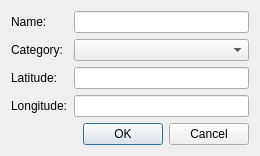
emreozanalkan/YoMap, file gui/dialog.ui: the form before one commit.
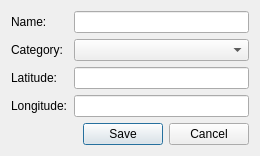
The form after the commit.

Commit message: Fill combobox on the dialogue

```diff
--- a/gui/dialog.ui
+++ b/gui/dialog.ui
@@ -64,7 +64,7 @@
       <enum>Qt::Horizontal</enum>
      </property>
      <property name="standardButtons">
-      <set>QDialogButtonBox::Cancel|QDialogButtonBox::Ok</set>
+      <set>QDialogButtonBox::Cancel|QDialogButtonBox::Save</set>
      </property>
     </widget>
    </item>
```
The commit also changes 4 other files.
